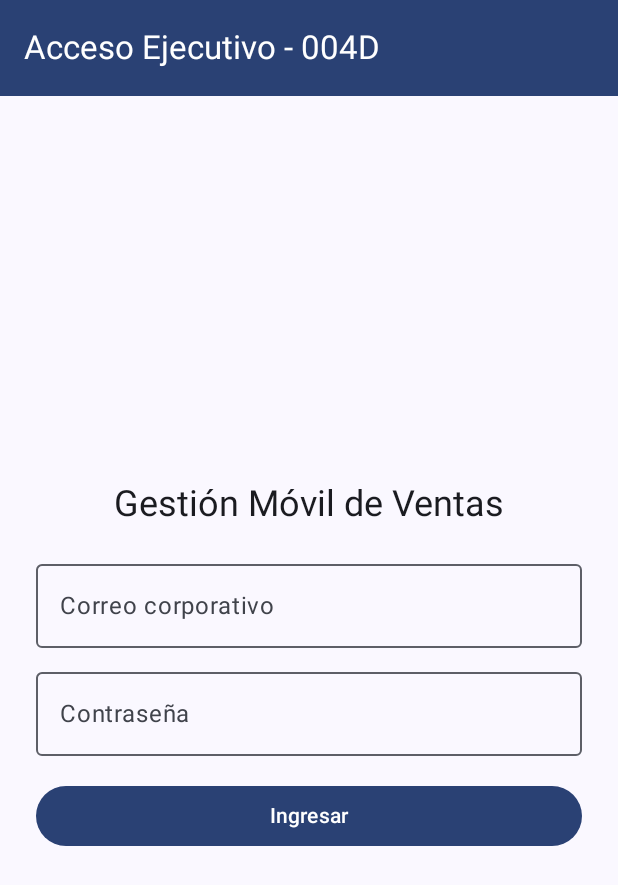
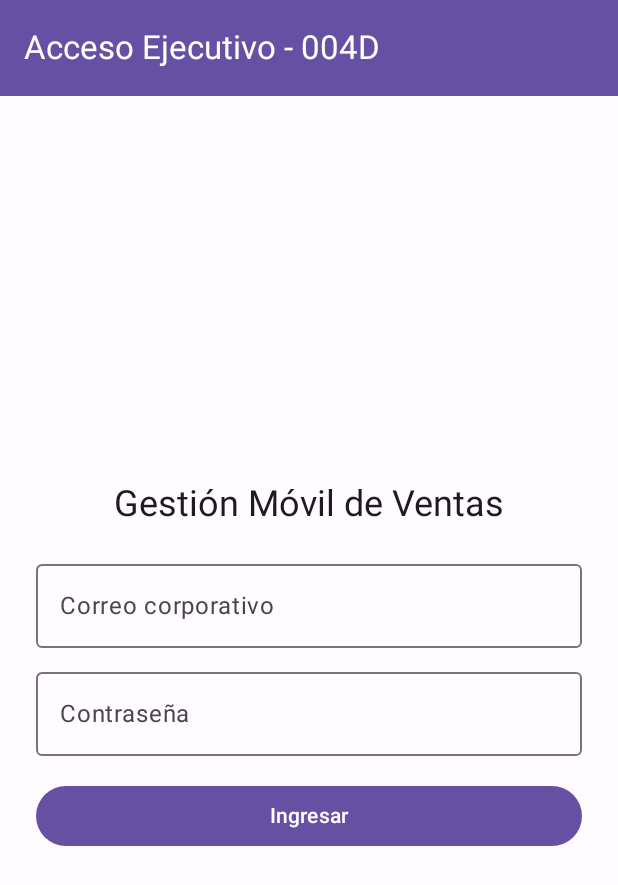
Before and after one commit to mafuyuu00/Gestion-Registro-y-Validacion-de-ventas, an Android app built with Jetpack Compose: the screen it shows after launch (MainActivity), on a phone screen of 412 x 824 dp. Shown: the top 885 px of the screen. Run offline under Robolectric (Android 15) with nearby library versions, the phone set to English and light mode, and no system bars; our stand-ins replace Room's generated code.

Commit message:
Remover QR del menu principal y corregir tema oscuro con paleta morada custom

```diff
--- a/app/src/main/java/com/example/gestionregistroyvalidaciondeventas/ui/theme/Theme.kt
+++ b/app/src/main/java/com/example/gestionregistroyvalidaciondeventas/ui/theme/Theme.kt
@@ -1,54 +1,39 @@
 package com.example.gestionregistroyvalidaciondeventas.ui.theme
 
-import android.app.Activity
-import android.os.Build
 import androidx.compose.foundation.isSystemInDarkTheme
 import androidx.compose.material3.MaterialTheme
 import androidx.compose.material3.darkColorScheme
-import androidx.compose.material3.dynamicDarkColorScheme
-import androidx.compose.material3.dynamicLightColorScheme
 import androidx.compose.material3.lightColorScheme
 import androidx.compose.runtime.Composable
-import androidx.compose.ui.platform.LocalContext
+import androidx.compose.ui.graphics.Color
 
 private val DarkColorScheme = darkColorScheme(
     primary = Purple80,
     secondary = PurpleGrey80,
-    tertiary = Pink80
+    tertiary = Pink80,
+    background = Color(0xFF121212),
+    surface = Color(0xFF1E1E1E),
+    onBackground = Color(0xFFE6E1E5),
+    onSurface = Color(0xFFE6E1E5)
 )
 
 private val LightColorScheme = lightColorScheme(
     primary = Purple40,
     secondary = PurpleGrey40,
-    tertiary = Pink40
-
-    /* Other default colors to override
+    tertiary = Pink40,
     background = Color(0xFFFFFBFE),
     surface = Color(0xFFFFFBFE),
-    onPrimary = Color.White,
-    onSecondary = Color.White,
-    onTertiary = Color.White,
     onBackground = Color(0xFF1C1B1F),
-    onSurface = Color(0xFF1C1B1F),
-    */
+    onSurface = Color(0xFF1C1B1F)
 )
 
 @Composable
 fun GestionregistroyvalidaciondeventasTheme(
     darkTheme: Boolean = isSystemInDarkTheme(),
-    // Dynamic color is available on Android 12+
-    dynamicColor: Boolean = true,
+    dynamicColor: Boolean = false,
     content: @Composable () -> Unit
 ) {
-    val colorScheme = when {
-        dynamicColor && Build.VERSION.SDK_INT >= Build.VERSION_CODES.S -> {
-            val context = LocalContext.current
-            if (darkTheme) dynamicDarkColorScheme(context) else dynamicLightColorScheme(context)
-        }
-
-        darkTheme -> DarkColorScheme
-        else -> LightColorScheme
-    }
+    val colorScheme = if (darkTheme) DarkColorScheme else LightColorScheme
 
     MaterialTheme(
         colorScheme = colorScheme,
--- a/app/src/main/java/com/example/gestionregistroyvalidaciondeventas/ui/venta/LoginScreen.kt
+++ b/app/src/main/java/com/example/gestionregistroyvalidaciondeventas/ui/venta/LoginScreen.kt
@@ -155,13 +155,6 @@ fun MenuScreen(navController: NavController) {
             }
 
             Button(
-                onClick = { navController.navigate("qrScanner") },
-                modifier = Modifier.fillMaxWidth()
-            ) {
-                Text("Escanear Código QR (Validador)")
-            }
-
-            Button(
                 onClick = { navController.navigate("admin") },
                 modifier = Modifier.fillMaxWidth(),
                 colors = ButtonDefaults.buttonColors(containerColor = MaterialTheme.colorScheme.secondary)
```
